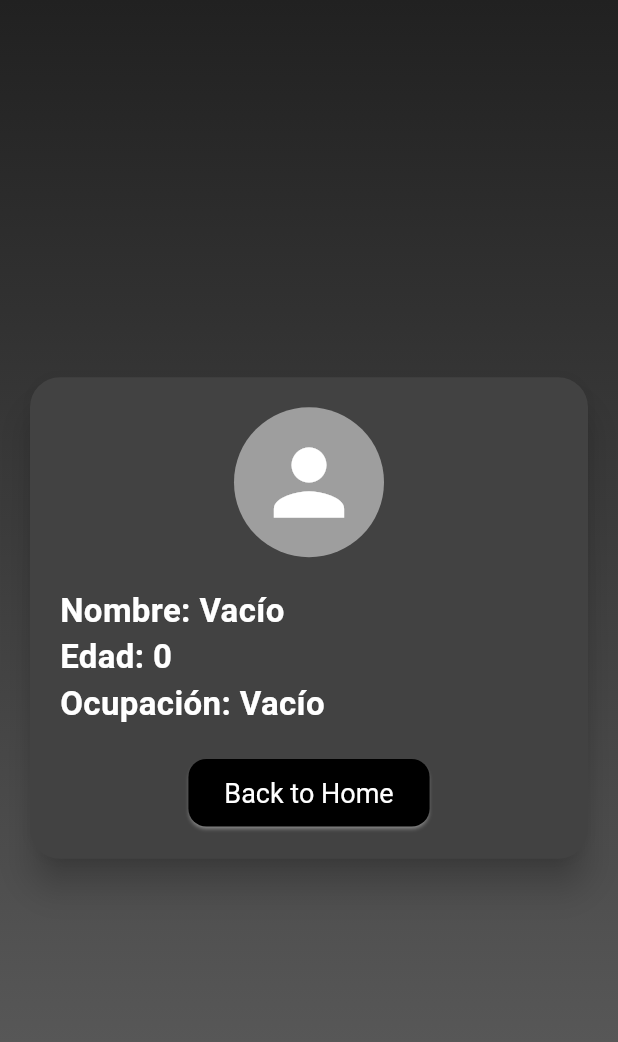
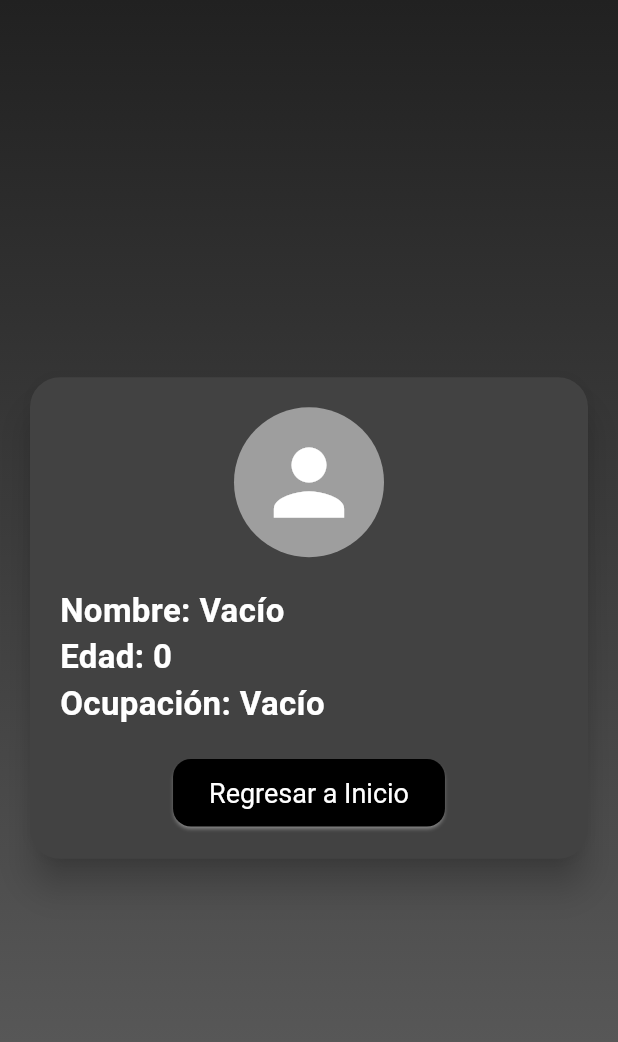
Before and after one commit to Rayzler/Flutter-User-App, a Flutter app: the ViewProfileScreen screen opened directly with empty values, on a phone screen of 412 x 824 dp. Shown: the top 1042 px of the screen. Run offline on Flutter 3.47's test engine with Material 3 defaults, Android fonts, the phone set to English and light mode, and no system bars; our stand-ins replace go_router.

Commit message:
Cambio de mensaje a español

```diff
--- a/lib/presentation/screens/view_profile/view_profile_screen.dart
+++ b/lib/presentation/screens/view_profile/view_profile_screen.dart
@@ -61,7 +61,7 @@ class ViewProfileScreen extends StatelessWidget {
                             borderRadius: BorderRadius.circular(12),
                           ),
                         ),
-                        child: const Text("Back to Home"),
+                        child: const Text("Regresar a Inicio"),
                       ),
                     ),
                   ],
```
